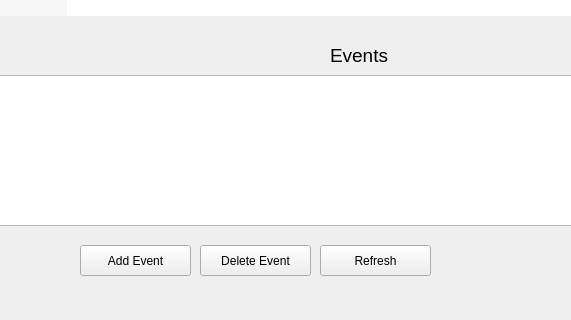
This is dashboard.ui in curvySage/Get2gether as Qt 5 draws it before an edit; both pictures show x 370 to 941 and y 425 to 745 of the 1171 by 745 pixel window. The edited form follows.
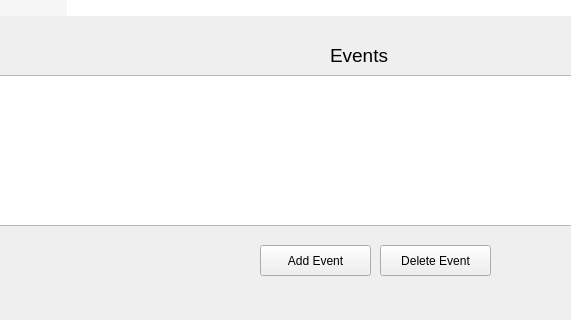
This is the edited form.

What changed in the file:
```diff
--- a/dashboard.ui
+++ b/dashboard.ui
@@ -77,7 +77,7 @@
   <widget class="QPushButton" name="addevents">
    <property name="geometry">
     <rect>
-     <x>450</x>
+     <x>630</x>
      <y>670</y>
      <width>111</width>
      <height>31</height>
@@ -87,19 +87,6 @@
     <string>Add Event</string>
    </property>
   </widget>
-  <widget class="QPushButton" name="loadevents">
-   <property name="geometry">
-    <rect>
-     <x>690</x>
-     <y>670</y>
-     <width>111</width>
-     <height>31</height>
-    </rect>
-   </property>
-   <property name="text">
-    <string>Refresh</string>
-   </property>
-  </widget>
   <widget class="QLabel" name="eventlabel">
    <property name="geometry">
     <rect>
@@ -152,7 +139,7 @@
   <widget class="QPushButton" name="deleteEvents">
    <property name="geometry">
     <rect>
-     <x>570</x>
+     <x>750</x>
      <y>670</y>
      <width>111</width>
      <height>31</height>
```
